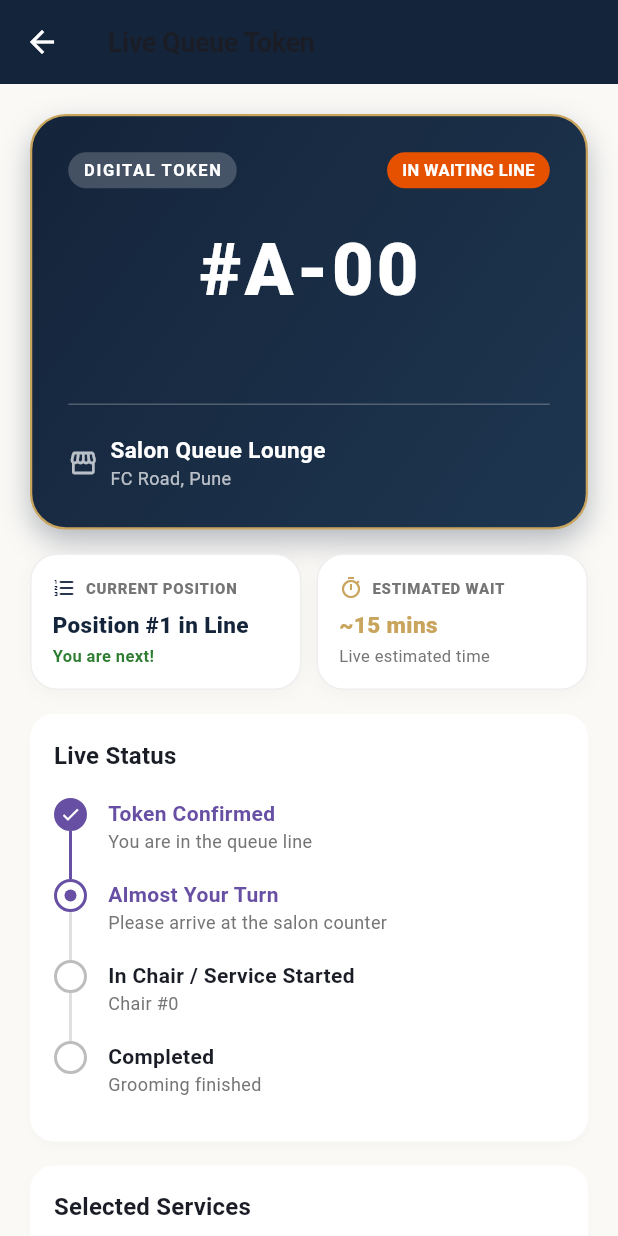
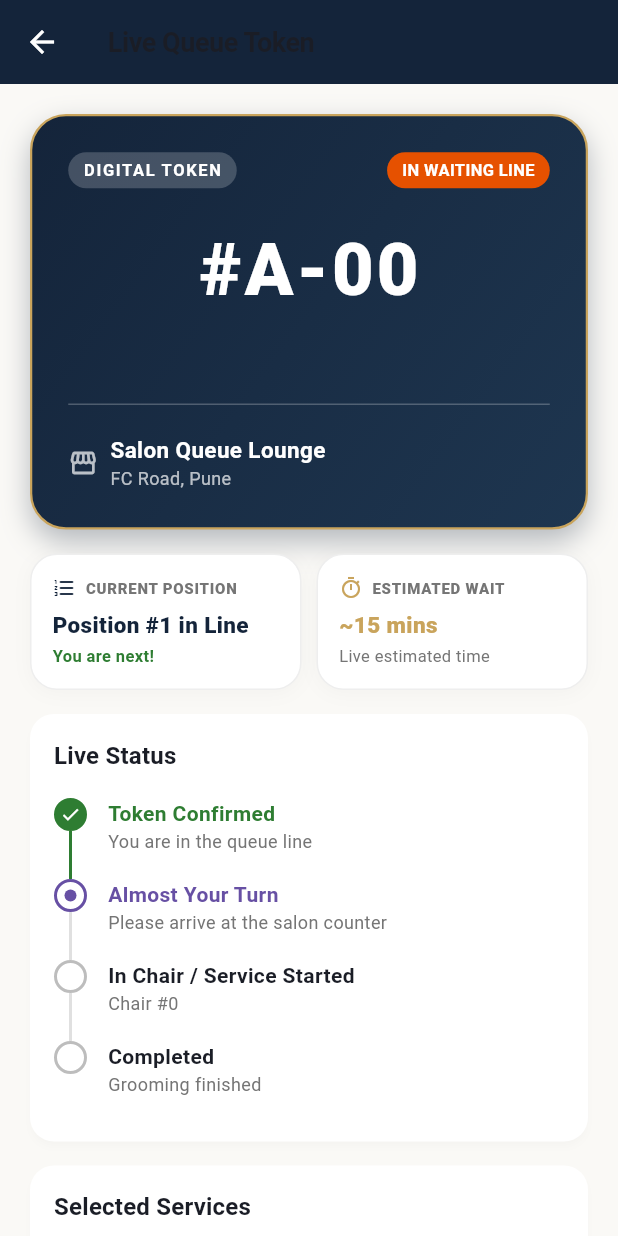
Before and after one commit to baziraksh/SalonQueue, a Flutter app: the CustomerProfileScreen screen opened directly, after a tap on "My Queue", on a phone screen of 412 x 824 dp. Run offline on Flutter 3.47's test engine with Material 3 defaults, Android fonts, the phone set to English and light mode, and no system bars; our stand-ins replace image_picker, qr_flutter, shared_preferences, supabase_flutter; missing offline and left inert: mobile_scanner; accounts and stored records are empty; network calls fail.

Commit message:
Fix customer queue token screen completion synchronization via streamTicket

```diff
--- a/lib/features/queue/data/queue_repository.dart
+++ b/lib/features/queue/data/queue_repository.dart
@@ -212,6 +212,84 @@ class QueueRepository {
   Future<QueueTicket?> getActiveTicketForCustomer(String customerId) =>
       fetchActiveTicketForCustomer(customerId);
 
+  /// Fetches a single ticket by its unique ID
+  Future<QueueTicket?> fetchTicketById(String ticketId) async {
+    final client = this.client;
+    if (client == null) {
+      try {
+        return _inMemoryTickets.firstWhere((t) => t.id == ticketId);
+      } catch (_) {
+        return null;
+      }
+    }
+
+    try {
+      final res = await client
+          .from('queue_tickets')
+          .select()
+          .eq('id', ticketId)
+          .maybeSingle();
+
+      if (res == null) return null;
+      return QueueTicket.fromJson(Map<String, dynamic>.from(res));
+    } catch (e) {
+      debugPrint('[QueueRepository] fetchTicketById error: $e');
+      try {
+        return _inMemoryTickets.firstWhere((t) => t.id == ticketId);
+      } catch (_) {
+        return null;
+      }
+    }
+  }
+
+  /// Real-time live stream for a specific queue ticket by its ID (receives WAITING, IN_CHAIR, COMPLETED, CANCELLED)
+  Stream<QueueTicket?> streamTicket(String ticketId) {
+    final client = this.client;
+    if (client == null) {
+      late StreamController<QueueTicket?> controller;
+      StreamSubscription<List<QueueTicket>>? sub;
+      controller = StreamController<QueueTicket?>(
+        onListen: () {
+          final initial = _inMemoryTickets.cast<QueueTicket?>().firstWhere(
+                (t) => t?.id == ticketId,
+                orElse: () => null,
+              );
+          controller.add(initial);
+          sub = _localQueueStreamController.stream.listen((all) {
+            final found = all.cast<QueueTicket?>().firstWhere(
+                  (t) => t?.id == ticketId,
+                  orElse: () => null,
+                );
+            controller.add(found);
+          });
+        },
+        onCancel: () {
+          sub?.cancel();
+        },
+      );
+      return controller.stream;
+    }
+
+    try {
+      return client
+          .from('queue_tickets')
+          .stream(primaryKey: ['id'])
+          .eq('id', ticketId)
+          .map((rows) {
+            if (rows.isEmpty) return null;
+            return QueueTicket.fromJson(Map<String, dynamic>.from(rows.first));
+          })
+          .handleError((error) {
+            debugPrint('[QueueRepository] streamTicket stream error: $error');
+            return null;
+          });
+    } catch (e) {
+      debugPrint('[QueueRepository] streamTicket fallback: $e');
+      return Stream.periodic(const Duration(seconds: 2))
+          .asyncMap((_) => fetchTicketById(ticketId));
+    }
+  }
+
   /// Real-time live stream for a customer's active queue ticket
   Stream<QueueTicket?> streamActiveTicketForCustomer(String customerId) {
     final client = this.client;
@@ -234,12 +312,10 @@ class QueueRepository {
           .stream(primaryKey: ['id'])
           .eq('customer_id', customerId)
           .map((rows) {
-            final active = rows.where((r) {
-              final status = r['status'] as String?;
-              return status == 'WAITING' || status == 'IN_CHAIR';
-            }).toList();
-            if (active.isEmpty) return null;
-            return QueueTicket.fromJson(Map<String, dynamic>.from(active.first));
+            if (rows.isEmpty) return null;
+            final sorted = rows.map((r) => QueueTicket.fromJson(Map<String, dynamic>.from(r))).toList()
+              ..sort((a, b) => b.createdAt.compareTo(a.createdAt));
+            return sorted.first;
           })
           .handleError((error) {
             debugPrint('[QueueRepository] streamActiveTicketForCustomer stream error: $error');
--- a/lib/features/queue/screens/customer_queue_screen.dart
+++ b/lib/features/queue/screens/customer_queue_screen.dart
@@ -42,15 +42,19 @@ class _CustomerQueueScreenState extends State<CustomerQueueScreen> {
   }
 
   void _subscribeToStreams() {
-    // 1. Stream customer's personal ticket
-    if (_currentTicket.customerId != null) {
-      _ticketSub = _queueRepo
-          .streamActiveTicketForCustomer(_currentTicket.customerId!)
-          .listen(
+    // 1. Stream the specific ticket by its ID for live updates (WAITING -> IN_CHAIR -> COMPLETED)
+    _ticketSub = _queueRepo.streamTicket(_currentTicket.id).listen(
       (updated) {
         if (updated != null && mounted) {
           final previousStatus = _currentTicket.status;
-            setState(() => _currentTicket = updated);
+          setState(() {
+            _currentTicket = updated;
+            if (updated.status == QueueStatus.completed) {
+              _currentPosition = 0;
+              _peopleAhead = 0;
+              _estWaitMinutes = 0;
+            }
+          });
 
           // Check if called to chair
           if (updated.status == QueueStatus.inChair &&
@@ -70,10 +74,9 @@ class _CustomerQueueScreenState extends State<CustomerQueueScreen> {
         }
       },
       onError: (err) {
-          debugPrint('[CustomerQueueScreen] streamActiveTicketForCustomer error: $err');
+        debugPrint('[CustomerQueueScreen] streamTicket error: $err');
       },
     );
-    }
 
     // 2. Stream salon's full queue to compute exact live position & people ahead
     _salonQueueSub = _queueRepo
@@ -88,14 +91,14 @@ class _CustomerQueueScreenState extends State<CustomerQueueScreen> {
       final effectiveChairs = chairs > 0 ? chairs : 1;
 
       setState(() {
-        if (myIndex != -1) {
+        if (_currentTicket.status == QueueStatus.completed || _currentTicket.status == QueueStatus.inChair) {
+          _currentPosition = 0;
+          _peopleAhead = 0;
+          _estWaitMinutes = 0;
+        } else if (myIndex != -1) {
           _currentPosition = myIndex + 1;
           _peopleAhead = myIndex;
           _estWaitMinutes = (_peopleAhead * (20 / effectiveChairs)).round();
-        } else if (_currentTicket.status == QueueStatus.inChair) {
-          _currentPosition = 0;
-          _peopleAhead = 0;
-          _estWaitMinutes = 0;
         }
       });
     }, onError: (err) {
@@ -440,9 +443,11 @@ class _CustomerQueueScreenState extends State<CustomerQueueScreen> {
                           ),
                           const SizedBox(height: 6),
                           Text(
-                            _currentTicket.isInChair
+                            _currentTicket.isCompleted
+                                ? 'Service Completed 🎉'
+                                : (_currentTicket.isInChair
                                     ? 'In Chair #${_currentTicket.chairNumber ?? 1}'
-                                : 'Position #$_currentPosition in Line',
+                                    : 'Position #$_currentPosition in Line'),
                             style: const TextStyle(
                               fontSize: 15,
                               fontWeight: FontWeight.w900,
@@ -451,13 +456,19 @@ class _CustomerQueueScreenState extends State<CustomerQueueScreen> {
                           ),
                           const SizedBox(height: 2),
                           Text(
-                            _currentTicket.isInChair
-                                ? 'Stylist currently serving you'
-                                : (_peopleAhead == 0 ? 'You are next!' : '$_peopleAhead customer(s) ahead of you'),
+                            _currentTicket.isCompleted
+                                ? 'All grooming services finished'
+                                : (_currentTicket.isInChair
+                                    ? 'Stylist currently attending you'
+                                    : (_peopleAhead == 0 ? 'You are next!' : '$_peopleAhead customer(s) ahead of you')),
                             style: TextStyle(
                               fontSize: 11,
-                              color: _peopleAhead == 0 ? const Color(0xFF2E7D32) : Colors.grey.shade600,
-                              fontWeight: _peopleAhead == 0 ? FontWeight.w700 : FontWeight.w500,
+                              color: _currentTicket.isCompleted || _peopleAhead == 0
+                                  ? const Color(0xFF2E7D32)
+                                  : Colors.grey.shade600,
+                              fontWeight: _currentTicket.isCompleted || _peopleAhead == 0
+                                  ? FontWeight.w700
+                                  : FontWeight.w500,
                             ),
                           ),
                         ],
@@ -485,7 +496,13 @@ class _CustomerQueueScreenState extends State<CustomerQueueScreen> {
                         children: [
                           Row(
                             children: [
-                              const Icon(Icons.timer_outlined, size: 16, color: Color(0xFFC9A45C)),
+                              Icon(
+                                Icons.timer_outlined,
+                                size: 16,
+                                color: _currentTicket.isCompleted
+                                    ? const Color(0xFF2E7D32)
+                                    : const Color(0xFFC9A45C),
+                              ),
                               const SizedBox(width: 6),
                               Text(
                                 'ESTIMATED WAIT',
@@ -500,21 +517,35 @@ class _CustomerQueueScreenState extends State<CustomerQueueScreen> {
                           ),
                           const SizedBox(height: 6),
                           Text(
-                            _currentTicket.isInChair
+                            _currentTicket.isCompleted
+                                ? 'Completed'
+                                : (_currentTicket.isInChair
                                     ? 'Active Service'
-                                : '~$_estWaitMinutes mins',
-                            style: const TextStyle(
+                                    : '~$_estWaitMinutes mins'),
+                            style: TextStyle(
                               fontSize: 15,
                               fontWeight: FontWeight.w900,
-                              color: Color(0xFFC9A45C),
+                              color: _currentTicket.isCompleted
+                                  ? const Color(0xFF2E7D32)
+                                  : const Color(0xFFC9A45C),
                             ),
                           ),
                           const SizedBox(height: 2),
                           Text(
-                            _currentTicket.isInChair
+                            _currentTicket.isCompleted
+                                ? 'Finished'
+                                : (_currentTicket.isInChair
                                     ? 'In progress'
-                                : 'Live estimated time',
-                            style: TextStyle(fontSize: 11, color: Colors.grey.shade600),
+                                    : 'Live estimated time'),
+                            style: TextStyle(
+                              fontSize: 11,
+                              color: _currentTicket.isCompleted
+                                  ? const Color(0xFF2E7D32)
+                                  : Colors.grey.shade600,
+                              fontWeight: _currentTicket.isCompleted
+                                  ? FontWeight.w600
+                                  : FontWeight.normal,
+                            ),
                           ),
                         ],
                       ),
@@ -564,7 +595,7 @@ class _CustomerQueueScreenState extends State<CustomerQueueScreen> {
                         title: 'Completed',
                         subtitle: 'Grooming finished',
                         isDone: _currentTicket.isCompleted,
-                        isCurrent: false,
+                        isCurrent: _currentTicket.isCompleted,
                         isLast: true,
                       ),
                     ],
@@ -574,7 +605,71 @@ class _CustomerQueueScreenState extends State<CustomerQueueScreen> {
 
               const SizedBox(height: 16),
 
-              // Services & Amount Summary Card
+              // ── 4. Completed Visit / Rate Stylist Action Card ─────────────
+              if (_currentTicket.isCompleted)
+                Container(
+                  width: double.infinity,
+                  padding: const EdgeInsets.all(18),
+                  decoration: BoxDecoration(
+                    color: const Color(0xFF2E7D32).withValues(alpha: 0.08),
+                    borderRadius: BorderRadius.circular(16),
+                    border: Border.all(color: const Color(0xFF2E7D32).withValues(alpha: 0.3)),
+                  ),
+                  child: Column(
+                    children: [
+                      const Icon(Icons.check_circle_rounded, color: Color(0xFF2E7D32), size: 40),
+                      const SizedBox(height: 8),
+                      const Text(
+                        'Service Completed Successfully!',
+                        style: TextStyle(
+                          fontSize: 16,
+                          fontWeight: FontWeight.bold,
+                          color: Color(0xFF2E7D32),
+                        ),
+                      ),
+                      const SizedBox(height: 4),
+                      Text(
+                        'Thank you for visiting $salonName. We hope you enjoyed your service.',
+                        style: const TextStyle(fontSize: 12, color: Colors.black54),
+                        textAlign: TextAlign.center,
+                      ),
+                      const SizedBox(height: 14),
+                      Row(
+                        children: [
+                          Expanded(
+                            child: OutlinedButton.icon(
+                              onPressed: _showRatingDialog,
+                              icon: const Icon(Icons.star_rounded, color: Color(0xFFC9A45C), size: 18),
+                              label: const Text('Rate Stylist'),
+                              style: OutlinedButton.styleFrom(
+                                foregroundColor: const Color(0xFF14243A),
+                                side: const BorderSide(color: Color(0xFFC9A45C)),
+                                shape: RoundedRectangleBorder(borderRadius: BorderRadius.circular(10)),
+                              ),
+                            ),
+                          ),
+                          const SizedBox(width: 10),
+                          Expanded(
+                            child: ElevatedButton.icon(
+                              onPressed: () => AppRouter.navigateToCustomerEntry(context),
+                              icon: const Icon(Icons.home_rounded, size: 18),
+                              label: const Text('Done / Home'),
+                              style: ElevatedButton.styleFrom(
+                                backgroundColor: const Color(0xFF14243A),
+                                foregroundColor: Colors.white,
+                                shape: RoundedRectangleBorder(borderRadius: BorderRadius.circular(10)),
+                              ),
+                            ),
+                          ),
+                        ],
+                      ),
+                    ],
+                  ),
+                ),
+
+              if (_currentTicket.isCompleted) const SizedBox(height: 16),
+
+              // ── 5. Services & Amount Summary Card ─────────────────────────
               Card(
                 shape: RoundedRectangleBorder(borderRadius: BorderRadius.circular(16)),
                 child: Padding(
@@ -623,7 +718,7 @@ class _CustomerQueueScreenState extends State<CustomerQueueScreen> {
 
               const SizedBox(height: 24),
 
-              // Cancel Token Button
+              // Cancel Token Button (only shown while waiting)
               if (_currentTicket.isWaiting)
                 SizedBox(
                   width: double.infinity,
@@ -655,7 +750,9 @@ class _CustomerQueueScreenState extends State<CustomerQueueScreen> {
     required bool isCurrent,
     bool isLast = false,
   }) {
-    final color = isDone || isCurrent ? const Color(0xFF6750A4) : Colors.grey.shade400;
+    final color = isDone
+        ? const Color(0xFF2E7D32)
+        : (isCurrent ? const Color(0xFF6750A4) : Colors.grey.shade400);
 
     return Row(
       crossAxisAlignment: CrossAxisAlignment.start,
@@ -698,8 +795,10 @@ class _CustomerQueueScreenState extends State<CustomerQueueScreen> {
               Text(
                 title,
                 style: TextStyle(
-                  fontWeight: isCurrent ? FontWeight.bold : FontWeight.w600,
-                  color: isCurrent ? const Color(0xFF6750A4) : null,
+                  fontWeight: isDone || isCurrent ? FontWeight.bold : FontWeight.w600,
+                  color: isDone
+                      ? const Color(0xFF2E7D32)
+                      : (isCurrent ? const Color(0xFF6750A4) : null),
                   fontSize: 14,
                 ),
               ),
```
Also changed, not shown: 1 other file. Lines whose indentation alone changed are shown as unchanged.
